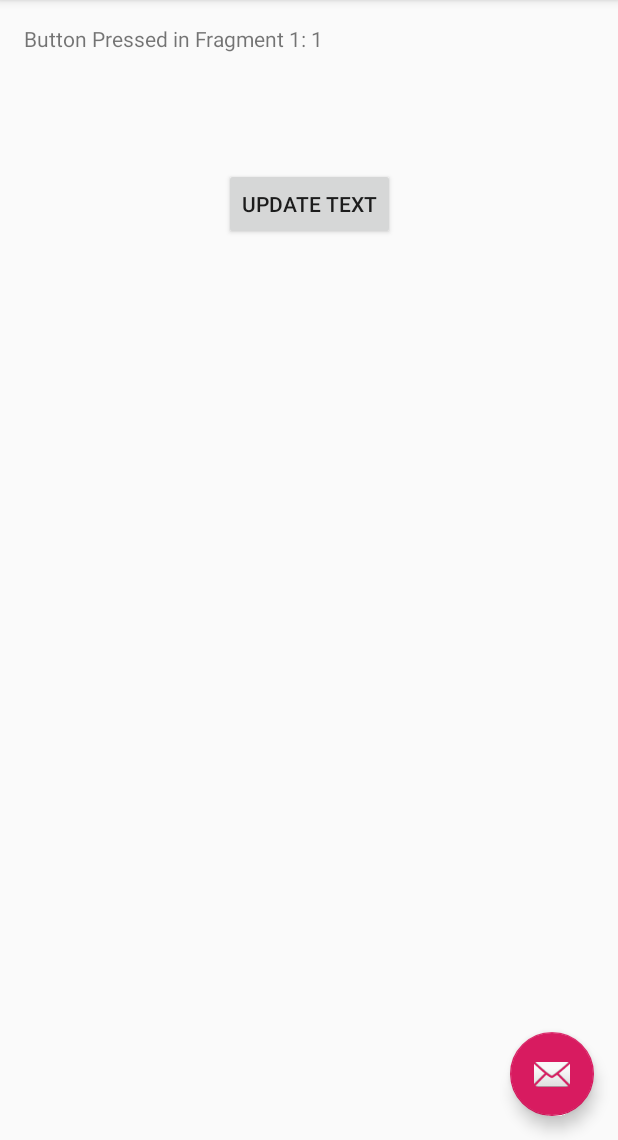
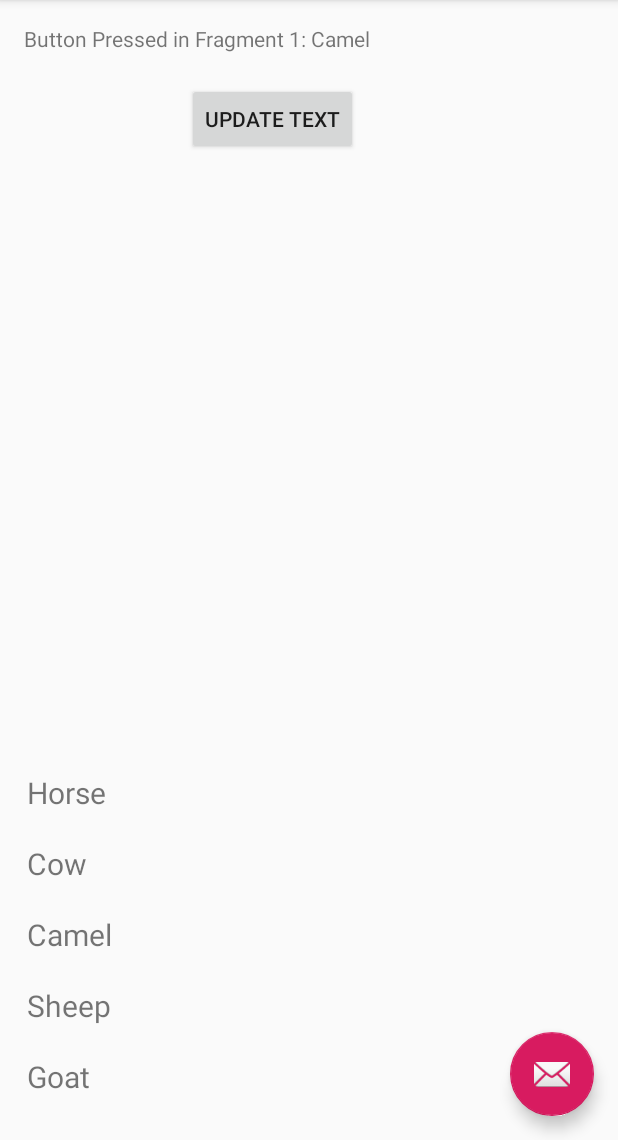
Before and after one commit to diptendulkar/FragmentExample, an Android app: the screen it shows after launch (MainActivity), in the options menu, after a tap on "Settings", on a phone screen of 412 x 824 dp, the part 96-1236 px from its top. Run offline under Robolectric (Android 15) with nearby library versions, the phone set to English and light mode, and no system bars.

Commit message:
added recycler in Fragment 1

```diff
--- a/app/src/main/java/com/example/diptendudas/fragmentexample/Fragment1.java
+++ b/app/src/main/java/com/example/diptendudas/fragmentexample/Fragment1.java
@@ -2,13 +2,18 @@ package com.example.diptendudas.fragmentexample;
 
 import android.os.Bundle;
 import android.support.v4.app.Fragment;
+import android.support.v7.widget.LinearLayoutManager;
+import android.support.v7.widget.RecyclerView;
 import android.view.LayoutInflater;
 import android.view.View;
 import android.view.ViewGroup;
 import android.widget.Button;
 import android.widget.TextView;
+import android.widget.Toast;
 
-public class Fragment1 extends Fragment {
+import java.util.ArrayList;
+
+public class Fragment1 extends Fragment implements MyRecyclerViewAdapter.ItemClickListener {
     /**
      * The fragment argument representing the section number for this
      * fragment.
@@ -16,6 +21,7 @@ public class Fragment1 extends Fragment {
     private static final String ARG_SECTION_NUMBER = "section_number";
     TextView textView;
     static int counter =0;
+    MyRecyclerViewAdapter adapter;
     public Fragment1() {
     }
 
@@ -46,6 +52,30 @@ public class Fragment1 extends Fragment {
                 textView.setText("Button Pressed in Fragment 1: " + counter);
             }
         });
+
+
+        //recycler view
+
+        // data to populate the RecyclerView with
+        ArrayList<String> animalNames = new ArrayList<>();
+        animalNames.add("Horse");
+        animalNames.add("Cow");
+        animalNames.add("Camel");
+        animalNames.add("Sheep");
+        animalNames.add("Goat");
+
+        // set up the RecyclerView
+        RecyclerView recyclerView = rootView.findViewById(R.id.rvAnimals);
+        recyclerView.setLayoutManager(new LinearLayoutManager(getContext()));
+        adapter = new MyRecyclerViewAdapter(getContext(), animalNames);
+        adapter.setClickListener(this);
+        recyclerView.setAdapter(adapter);
+
         return rootView;
     }
+    @Override
+    public void onItemClick(View view, int position) {
+        Toast.makeText(getContext(), "You clicked " + adapter.getItem(position) + " on row number " + position, Toast.LENGTH_SHORT).show();
+        textView.setText("Button Pressed in Fragment 1: " + adapter.getItem(position));
+    }
 }
--- /dev/null
+++ b/app/src/main/java/com/example/diptendudas/fragmentexample/MyRecyclerViewAdapter.java
@@ -0,0 +1,76 @@
+package com.example.diptendudas.fragmentexample;
+
+import android.content.Context;
+import android.support.v7.widget.RecyclerView;
+import android.view.LayoutInflater;
+import android.view.View;
+import android.view.ViewGroup;
+import android.widget.TextView;
+
+import java.util.List;
+
+public class MyRecyclerViewAdapter extends RecyclerView.Adapter<MyRecyclerViewAdapter.ViewHolder>  {
+    private List<String> mData;
+    private LayoutInflater mInflater;
+    private ItemClickListener mClickListener;
+
+    // data is passed into the constructor
+    MyRecyclerViewAdapter(Context context, List<String> data) {
+        this.mInflater = LayoutInflater.from(context);
+        this.mData = data;
+    }
+
+    // inflates the row layout from xml when needed
+    @Override
+    public ViewHolder onCreateViewHolder(ViewGroup parent, int viewType) {
+        View view = mInflater.inflate(R.layout.recyclerview_row, parent, false);
+        return new ViewHolder(view);
+    }
+
+    // binds the data to the TextView in each row
+    @Override
+    public void onBindViewHolder(ViewHolder holder, int position) {
+        String animal = mData.get(position);
+        holder.myTextView.setText(animal);
+    }
+
+    // total number of rows
+    @Override
+    public int getItemCount() {
+        return mData.size();
+    }
+
+
+    // stores and recycles views as they are scrolled off screen
+    public class ViewHolder extends RecyclerView.ViewHolder implements View.OnClickListener {
+        TextView myTextView;
+
+        ViewHolder(View itemView) {
+            super(itemView);
+            myTextView = itemView.findViewById(R.id.tvAnimalName);
+            itemView.setOnClickListener(this);
+        }
+
+        @Override
+        public void onClick(View view) {
+            //callback to pass the clicked view
+            if (mClickListener != null)
+                mClickListener.onItemClick(view, getAdapterPosition());
+        }
+    }
+
+    // convenience method for getting data at click position
+    String getItem(int id) {
+        return mData.get(id);
+    }
+
+    // allows clicks events to be caught
+    void setClickListener(ItemClickListener itemClickListener) {
+        this.mClickListener = itemClickListener;
+    }
+
+    // parent activity will implement this method to respond to click events
+    public interface ItemClickListener {
+        void onItemClick(View view, int position);
+    }
+}
--- a/app/src/main/res/layout/fragment_main.xml
+++ b/app/src/main/res/layout/fragment_main.xml
@@ -28,12 +28,31 @@
         android:layout_marginStart="8dp"
 
         android:layout_marginLeft="8dp"
-        android:layout_marginTop="96dp"
+        android:layout_marginTop="20dp"
         android:layout_marginEnd="8dp"
         android:layout_marginRight="8dp"
         android:text="Update Text"
         app:layout_constraintEnd_toEndOf="parent"
+        app:layout_constraintHorizontal_bias="0.414"
         app:layout_constraintStart_toStartOf="parent"
-        app:layout_constraintTop_toTopOf="@+id/section_label" />
+        app:layout_constraintTop_toBottomOf="@+id/section_label" />
+
+
+    <android.support.v7.widget.RecyclerView
+        android:id="@+id/rvAnimals"
+        android:layout_width="match_parent"
+        android:layout_height="wrap_content"
+        android:layout_marginStart="8dp"
+        android:layout_marginLeft="8dp"
+        android:layout_marginTop="8dp"
+        android:layout_marginEnd="8dp"
+        android:layout_marginRight="8dp"
+        android:layout_marginBottom="8dp"
+        app:layout_constraintBottom_toBottomOf="parent"
+        app:layout_constraintEnd_toEndOf="parent"
+        app:layout_constraintHorizontal_bias="0.0"
+        app:layout_constraintStart_toStartOf="parent"
+        app:layout_constraintTop_toBottomOf="@+id/button"
+        app:layout_constraintVertical_bias="0.855" />
 
 </android.support.constraint.ConstraintLayout>
--- /dev/null
+++ b/app/src/main/res/layout/recyclerview_row.xml
@@ -0,0 +1,15 @@
+<?xml version="1.0" encoding="utf-8"?>
+<LinearLayout
+    xmlns:android="http://schemas.android.com/apk/res/android"
+    android:layout_width="match_parent"
+    android:layout_height="wrap_content"
+    android:orientation="horizontal"
+    android:padding="10dp">
+
+    <TextView
+        android:id="@+id/tvAnimalName"
+        android:layout_width="wrap_content"
+        android:layout_height="wrap_content"
+        android:textSize="20sp"/>
+
+</LinearLayout>
```
